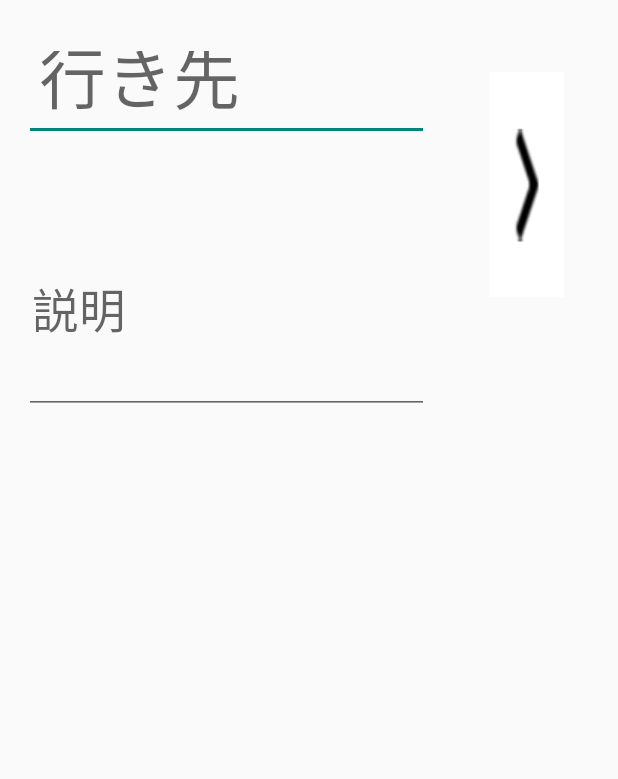
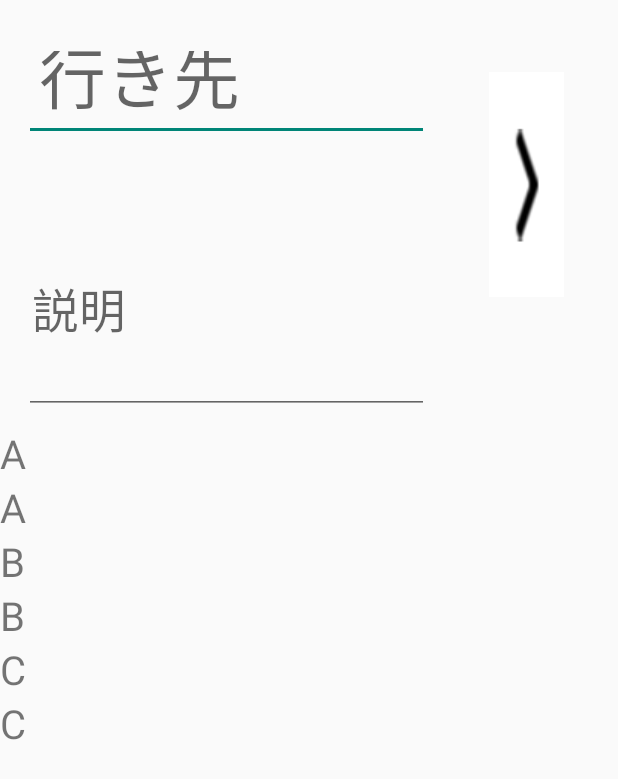
Before and after one commit to yows1031/helpTaxi, an Android app: the screen it shows after launch (MainActivity), on a phone screen of 412 x 824 dp. Shown: the top 779 px of the screen. Run offline under Robolectric (Android 15) with nearby library versions, the phone set to English and light mode, and no system bars.

Commit message:
no message

```diff
--- a/app/src/main/java/yosukesugawara/helptaxi/MainActivity.kt
+++ b/app/src/main/java/yosukesugawara/helptaxi/MainActivity.kt
@@ -3,12 +3,13 @@ package yosukesugawara.helptaxi
 import android.content.Intent
 import android.support.v7.app.AppCompatActivity
 import android.os.Bundle
+import android.support.v7.widget.LinearLayoutManager
 import android.view.View
-import android.widget.EditText
-import android.widget.ImageButton
+import android.widget.Toast
 import kotlinx.android.synthetic.main.activity_main.*
 
 class MainActivity : AppCompatActivity() {
+
 
     companion object {
         const val DEST_TEXT = "yosukesugawara.helptaxi.TEXTDATA"
@@ -25,8 +26,18 @@ class MainActivity : AppCompatActivity() {
             goNext.putExtra(DETA_TEXT, det.text.toString())
             startActivity(goNext)
 
+        }
 
-        }
+        var strArray = arrayOf<String>("A", "B", "C")
+
+        list_item.adapter = MyAdapter(this, strArray)
+        list_item.layoutManager = LinearLayoutManager(this, LinearLayoutManager.VERTICAL, false)
+
+
     }
 
+//    override fun onItemClick(view: View, position: Int) {
+//        TODO("not implemented") //To change body of created functions use File | Settings | File Templates.
+//    }
+
 }
--- /dev/null
+++ b/app/src/main/java/yosukesugawara/helptaxi/MyAdapter.kt
@@ -0,0 +1,39 @@
+package yosukesugawara.helptaxi
+
+import android.content.Context
+import android.support.v7.widget.RecyclerView
+import android.view.LayoutInflater
+import android.view.View
+import android.view.ViewGroup
+import android.widget.TextView
+
+class MyAdapter(private val context: Context, private val myDataset: Array<String>): RecyclerView.Adapter<MyAdapter.ViewHolder>()  {
+
+    override fun onCreateViewHolder(parent: ViewGroup, viewType: Int): ViewHolder {
+        val layoutInflater = LayoutInflater.from(context)
+        val mView = layoutInflater.inflate(R.layout.list_row, parent, false)
+        val vh: ViewHolder = ViewHolder(mView)
+        return vh
+    }
+
+    override fun onBindViewHolder(holder: ViewHolder, position: Int) {
+//        holder?.mTextView?.text = myDataset[position]
+        holder?.let {
+            it.list_des?.text = myDataset[position]
+            it.list_det?.text = myDataset[position]
+        }
+    }
+
+    class ViewHolder(itemView: View): RecyclerView.ViewHolder(itemView) {
+
+//        var mTextView: TextView? = itemView.findViewById(R.id.list_item) as? TextView
+        var list_des: TextView? = itemView.findViewById(R.id.list_des) as? TextView
+        var list_det: TextView? = itemView.findViewById(R.id.list_det) as? TextView
+
+        companion object Factory {
+            fun create(v: TextView): ViewHolder = ViewHolder(v)
+        }
+    }
+
+    override fun getItemCount(): Int = myDataset.size
+}
--- a/app/src/main/res/layout/activity_main.xml
+++ b/app/src/main/res/layout/activity_main.xml
@@ -49,11 +49,12 @@
         android:contentDescription="@string/next"/>
 
     <android.support.v7.widget.RecyclerView
-        android:layout_width="368dp"
-        android:layout_height="275dp"
-        android:layout_marginTop="292dp"
+        android:id="@+id/list_item"
+        android:layout_width="match_parent"
+        android:layout_height="280dp"
+        android:layout_marginTop="8dp"
         app:layout_constraintEnd_toEndOf="parent"
         app:layout_constraintStart_toStartOf="parent"
-        app:layout_constraintTop_toTopOf="parent"/>
+        app:layout_constraintTop_toBottomOf="@+id/det"/>
 
 </android.support.constraint.ConstraintLayout>
--- /dev/null
+++ b/app/src/main/res/layout/list_row.xml
@@ -0,0 +1,34 @@
+<?xml version="1.0" encoding="utf-8"?>
+<android.support.constraint.ConstraintLayout
+    xmlns:android="http://schemas.android.com/apk/res/android"
+    xmlns:app="http://schemas.android.com/apk/res-auto"
+    xmlns:tools="http://schemas.android.com/tools"
+    android:layout_width="match_parent"
+    android:layout_height="wrap_content">
+
+    <TextView
+        android:id="@+id/list_des"
+        android:layout_width="0dp"
+        android:layout_height="wrap_content"
+        android:layout_alignParentStart="true"
+        android:layout_alignParentTop="true"
+        android:text="aaaa"
+        android:textSize="12pt"
+        app:layout_constraintEnd_toEndOf="parent"
+        app:layout_constraintStart_toStartOf="parent"
+        app:layout_constraintTop_toTopOf="parent"/>
+
+    <TextView
+        android:id="@+id/list_det"
+        android:layout_width="match_parent"
+        android:layout_height="wrap_content"
+        android:layout_alignParentStart="true"
+        android:layout_alignParentTop="true"
+        android:layout_marginEnd="16dp"
+        android:text="bbbbb"
+        android:textSize="12pt"
+        app:layout_constraintEnd_toEndOf="parent"
+        app:layout_constraintTop_toBottomOf="@+id/list_des"
+        />
+
+</android.support.constraint.ConstraintLayout>
```
